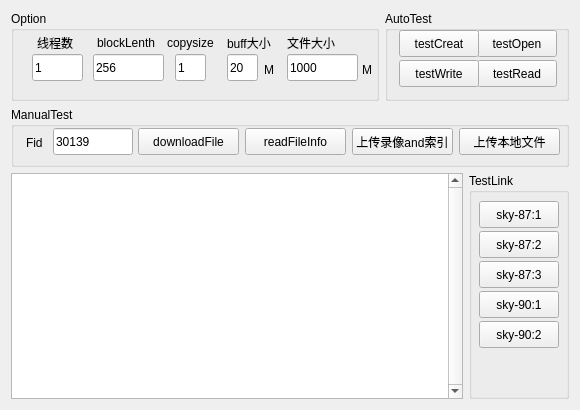
First picture: the form in mainwindow.ui, repository 3642214/sdfs_client_qt_demo, before the edit.
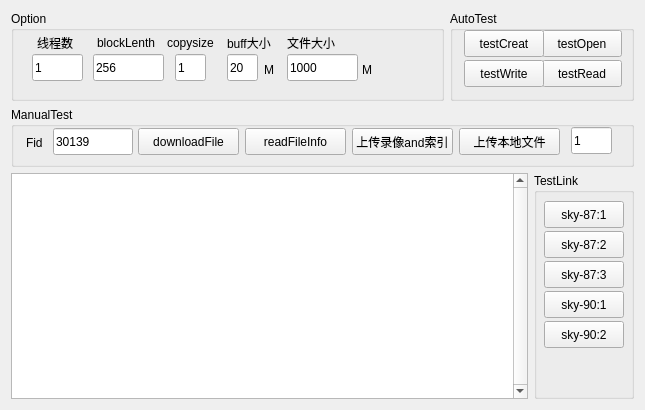
Second picture: the form after the edit.

Patch:
```diff
--- a/mainwindow.ui
+++ b/mainwindow.ui
@@ -9,7 +9,7 @@
    <rect>
     <x>0</x>
     <y>0</y>
-    <width>580</width>
+    <width>645</width>
     <height>410</height>
    </rect>
   </property>
@@ -365,6 +365,19 @@
           <string>上传录像and索引</string>
          </property>
         </widget>
+        <widget class="QLineEdit" name="uploadCount">
+         <property name="geometry">
+          <rect>
+           <x>560</x>
+           <y>20</y>
+           <width>41</width>
+           <height>27</height>
+          </rect>
+         </property>
+         <property name="text">
+          <string>1</string>
+         </property>
+        </widget>
        </widget>
       </item>
       <item>
```
